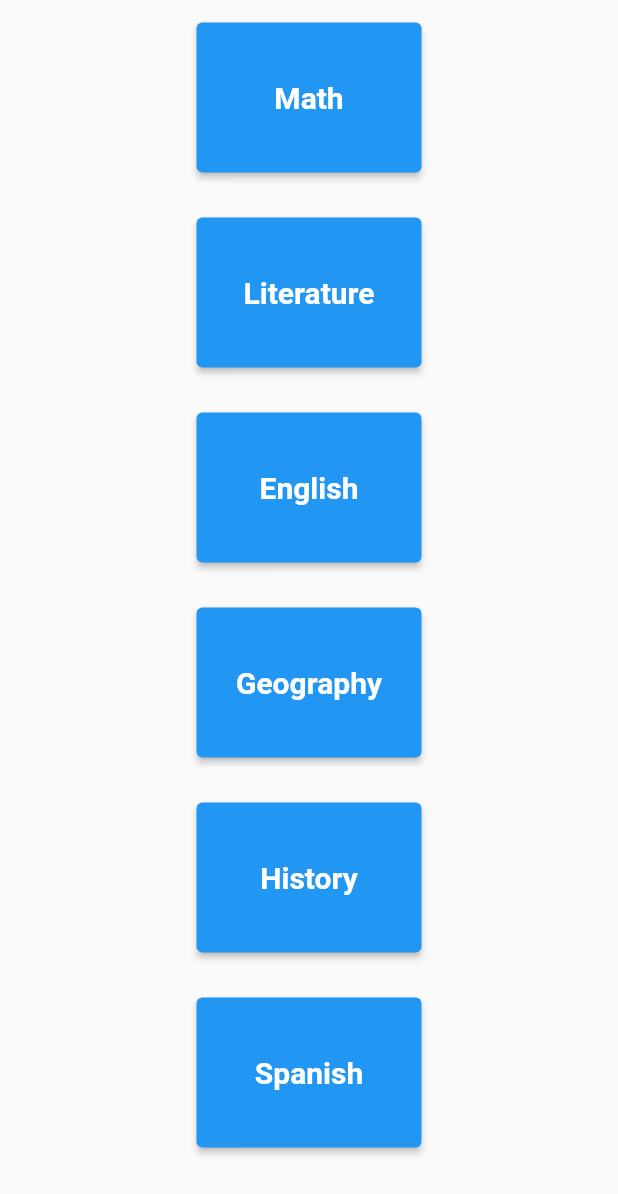
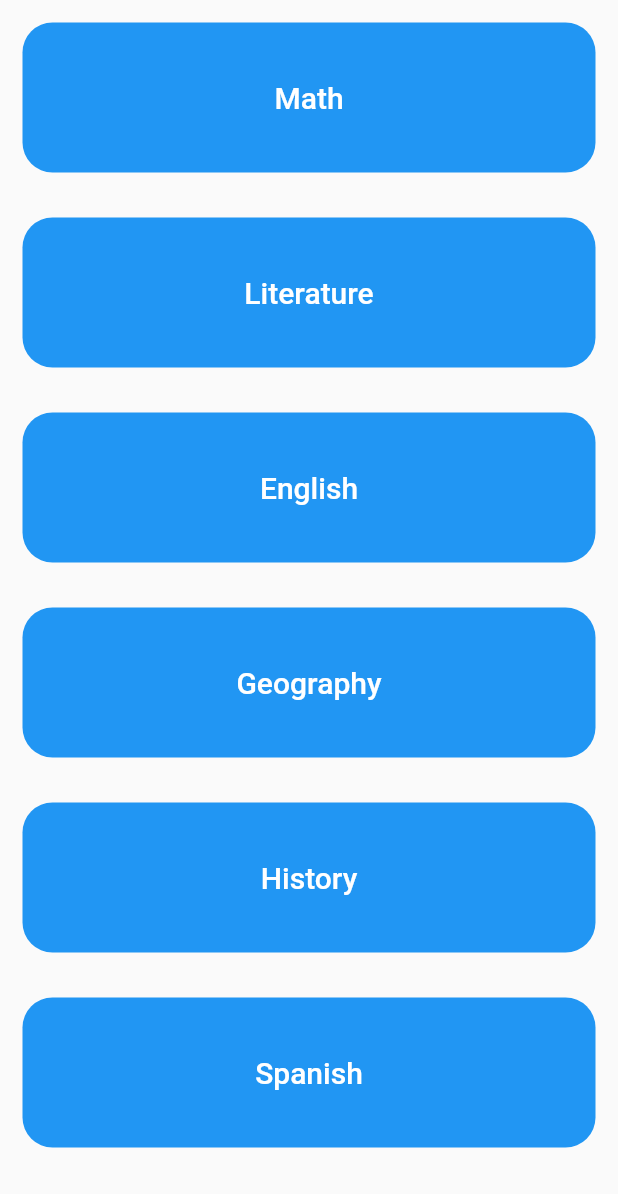
Before and after one commit to mtarikg/QuestionWorld, a Flutter app: the Categories screen opened directly, on a phone screen of 412 x 824 dp. Shown: the top 1194 px of the screen. Run offline on Flutter 3.47's test engine with Material 2 defaults, Android fonts, the phone set to English and light mode, and no system bars; our stand-ins replace flutter_signin_button.

Commit message:
Redesigned forget password,login,sign up, categories, question details, main,welcome pages

```diff
--- a/lib/Auth/forgetPassword.dart
+++ b/lib/Auth/forgetPassword.dart
@@ -24,6 +24,7 @@ class _ForgetPasswordState extends State<ForgetPassword> {
                   padding: const EdgeInsets.all(10.0),
                   child: TextField(
                     decoration: InputDecoration(
+                      prefixIcon: Icon(Icons.mail),
                       labelText: "Email",
                       hintText: "Please enter your email",
                     ),
--- a/lib/Core/categories.dart
+++ b/lib/Core/categories.dart
@@ -25,24 +25,27 @@ class Categories extends StatelessWidget {
                 SizedBox(
                   height: 15,
                 ),
-                SizedBox(
-                  width: 150,
+                Container(
+                  width: MediaQuery.of(context).size.width - 30,
                   height: 100,
-                  child: ElevatedButton(
-                    style: ElevatedButton.styleFrom(
-                      primary: Colors.blue,
-                      textStyle: TextStyle(
-                        fontSize: 20,
-                        fontWeight: FontWeight.bold,
-                      ),
-                    ),
+                  decoration: BoxDecoration(
+                    color: Colors.blue,
+                    borderRadius: BorderRadius.circular(20),
+                  ),
+                  child: FlatButton(
                     onPressed: () {
                       Navigator.of(context)
                           .push(MaterialPageRoute(builder: (context) {
                         return ShowQuestions(categories[index]);
                       }));
                     },
-                    child: Text(categories[index]),
+                    child: Text(
+                      categories[index],
+                      style: TextStyle(
+                        color: Colors.white,
+                        fontSize: 20,
+                      ),
+                    ),
                   ),
                 ),
                 SizedBox(
--- a/lib/main.dart
+++ b/lib/main.dart
@@ -1,5 +1,5 @@
 import 'package:flutter/material.dart';
-import 'package:question_world/Core/mainPage.dart';
+import 'package:question_world/welcomePage.dart';
 
 void main() {
   runApp(MyApp());
@@ -9,11 +9,12 @@ class MyApp extends StatelessWidget {
   @override
   Widget build(BuildContext context) {
     return MaterialApp(
+      debugShowCheckedModeBanner: false,
       title: 'Flutter Demo',
       theme: ThemeData(
         primarySwatch: Colors.blue,
       ),
-      home: MainPage(),
+      home: WelcomePage(),
     );
   }
 }
```
Also changed, not shown: lib/Auth/loginPage.dart (+9 -1 lines), lib/Auth/signUpPage.dart (+10 -1 lines), lib/Core/questionDetail.dart (+17 -12 lines), lib/Core/showQuestions.dart (+56 -33 lines), lib/welcomePage.dart (+7 -1 lines).
